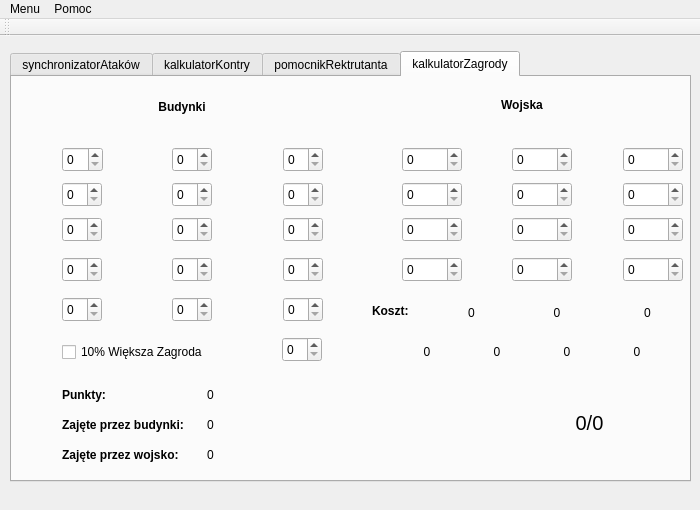
cranCode/tribalToolkit, file tribalmain.ui: the form before one commit.
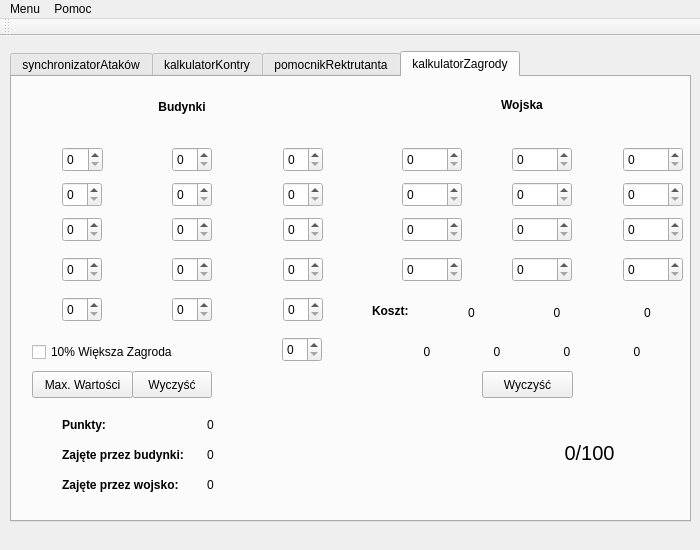
The form after the commit. Icons and pictures are not drawn.

Commit message: Nowe buttony, max oraz czysc

```diff
--- a/tribalmain.ui
+++ b/tribalmain.ui
@@ -7,7 +7,7 @@
     <x>0</x>
     <y>0</y>
     <width>700</width>
-    <height>510</height>
+    <height>550</height>
    </rect>
   </property>
   <property name="mouseTracking">
@@ -26,7 +26,7 @@
       <x>10</x>
       <y>15</y>
       <width>681</width>
-      <height>431</height>
+      <height>471</height>
      </rect>
     </property>
     <property name="whatsThis">
@@ -583,7 +583,7 @@
      <widget class="QCheckBox" name="checkBox">
       <property name="geometry">
        <rect>
-        <x>50</x>
+        <x>20</x>
         <y>265</y>
         <width>141</width>
         <height>20</height>
@@ -597,7 +597,7 @@
       <property name="geometry">
        <rect>
         <x>50</x>
-        <y>310</y>
+        <y>340</y>
         <width>50</width>
         <height>15</height>
        </rect>
@@ -616,7 +616,7 @@
       <property name="geometry">
        <rect>
         <x>20</x>
-        <y>310</y>
+        <y>340</y>
         <width>16</width>
         <height>16</height>
        </rect>
@@ -632,7 +632,7 @@
       <property name="geometry">
        <rect>
         <x>195</x>
-        <y>310</y>
+        <y>340</y>
         <width>50</width>
         <height>15</height>
        </rect>
@@ -645,7 +645,7 @@
       <property name="geometry">
        <rect>
         <x>20</x>
-        <y>340</y>
+        <y>370</y>
         <width>16</width>
         <height>16</height>
        </rect>
@@ -661,7 +661,7 @@
       <property name="geometry">
        <rect>
         <x>50</x>
-        <y>340</y>
+        <y>370</y>
         <width>121</width>
         <height>16</height>
        </rect>
@@ -680,7 +680,7 @@
       <property name="geometry">
        <rect>
         <x>195</x>
-        <y>340</y>
+        <y>370</y>
         <width>50</width>
         <height>15</height>
        </rect>
@@ -1041,7 +1041,7 @@
       <property name="geometry">
        <rect>
         <x>20</x>
-        <y>370</y>
+        <y>400</y>
         <width>16</width>
         <height>16</height>
        </rect>
@@ -1057,7 +1057,7 @@
       <property name="geometry">
        <rect>
         <x>195</x>
-        <y>370</y>
+        <y>400</y>
         <width>50</width>
         <height>15</height>
        </rect>
@@ -1070,7 +1070,7 @@
       <property name="geometry">
        <rect>
         <x>50</x>
-        <y>370</y>
+        <y>400</y>
         <width>121</width>
         <height>16</height>
        </rect>
@@ -1089,7 +1089,7 @@
       <property name="geometry">
        <rect>
         <x>477</x>
-        <y>290</y>
+        <y>320</y>
         <width>201</width>
         <height>111</height>
        </rect>
@@ -1105,7 +1105,7 @@
        </font>
       </property>
       <property name="text">
-       <string>0/0</string>
+       <string>0/100</string>
       </property>
       <property name="alignment">
        <set>Qt::AlignCenter</set>
@@ -1115,7 +1115,7 @@
       <property name="geometry">
        <rect>
         <x>350</x>
-        <y>290</y>
+        <y>320</y>
         <width>151</width>
         <height>111</height>
        </rect>
@@ -1379,6 +1379,45 @@
        <set>Qt::AlignCenter</set>
       </property>
      </widget>
+     <widget class="QPushButton" name="buttonMaxValue">
+      <property name="geometry">
+       <rect>
+        <x>20</x>
+        <y>294</y>
+        <width>101</width>
+        <height>27</height>
+       </rect>
+      </property>
+      <property name="text">
+       <string>Max. Wartości</string>
+      </property>
+     </widget>
+     <widget class="QPushButton" name="buttonClearBud">
+      <property name="geometry">
+       <rect>
+        <x>120</x>
+        <y>294</y>
+        <width>80</width>
+        <height>27</height>
+       </rect>
+      </property>
+      <property name="text">
+       <string>Wyczyść</string>
+      </property>
+     </widget>
+     <widget class="QPushButton" name="buttonClearBud_2">
+      <property name="geometry">
+       <rect>
+        <x>470</x>
+        <y>294</y>
+        <width>91</width>
+        <height>27</height>
+       </rect>
+      </property>
+      <property name="text">
+       <string>Wyczyść</string>
+      </property>
+     </widget>
     </widget>
    </widget>
   </widget>
```
The commit also changes 2 other files.
